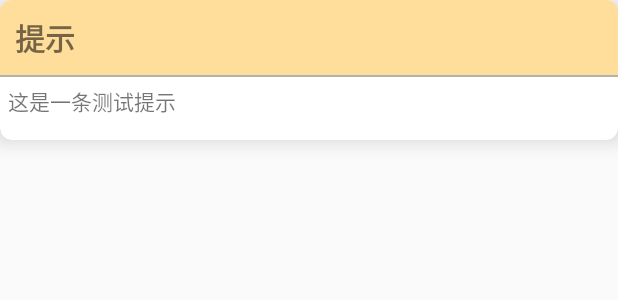
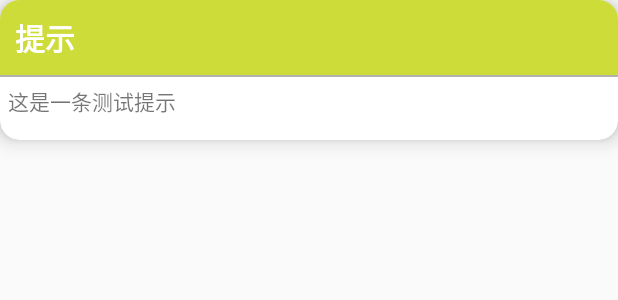
Before and after one commit to xzlyf/SimpleWeather, an Android app: the layout dialog_base.xml on its own in the app's theme, with its tools: preview values and no code run, on a phone screen of 412 x 824 dp. Shown: the top 300 px of the screen. Run offline under Robolectric (Android 15) with nearby library versions, the phone set to English and light mode, and no system bars.

Commit message:
新增重新加载功能

```diff
--- a/app/src/main/java/com/xz/simpleweather/entity/Local.java
+++ b/app/src/main/java/com/xz/simpleweather/entity/Local.java
@@ -9,6 +9,9 @@ public class Local {
     public static String WEATHER_URL = BASE_URL+ REQUEST_GET_WEATHER;
     public static String GET_USER_IP_URL = BASE_URL+ REQIEST_GET_USER_IP;
 
+    public static boolean isloading = false;//是否加载完成
+
+
     public static class self{
         public static String ip;//访问者的ip地址
         public static String province;//省份
--- a/app/src/main/java/com/xz/simpleweather/ui/MainActivity/view/IView.java
+++ b/app/src/main/java/com/xz/simpleweather/ui/MainActivity/view/IView.java
@@ -5,7 +5,7 @@ import com.xz.simpleweather.entity.WeatherData;
 public interface IView {
     void sToast(String msg);
     void cleanAll();
-    void setDataToView(WeatherData weatherData);
+    void showRetryTips();
     void startLoginning();
     void stopLoginning();
 }
--- a/app/src/main/res/layout/dialog_base.xml
+++ b/app/src/main/res/layout/dialog_base.xml
@@ -4,8 +4,11 @@
     android:layout_height="wrap_content"
     xmlns:app="http://schemas.android.com/apk/res-auto"
     android:orientation="vertical"
-    app:cardCornerRadius="8dp"
+    app:cardCornerRadius="13dp"
     app:cardElevation="8dp">
+    <RelativeLayout
+        android:layout_width="wrap_content"
+        android:layout_height="wrap_content">
 
     <LinearLayout
         android:layout_width="match_parent"
@@ -18,9 +21,10 @@
             android:layout_height="match_parent"
             android:padding="10dp"
             android:text="提示"
+            android:textColor="@color/white"
             android:textSize="20sp"
             android:textStyle="bold"
-            android:background="#ffdd9a"/>
+            android:background="@color/accent"/>
 
         <View
             android:layout_width="match_parent"
@@ -34,5 +38,16 @@
             android:layout_margin="5dp"
             android:paddingBottom="10dp"
             android:text="这是一条测试提示" />
+
     </LinearLayout>
+    <ProgressBar
+        android:visibility="gone"
+        android:id="@+id/progress_bar"
+        android:layout_alignParentEnd="true"
+        android:layout_width="wrap_content"
+        android:layout_height="wrap_content"
+        android:indeterminateTint="@color/white"
+        />
+    </RelativeLayout>
+
 </android.support.v7.widget.CardView>
--- a/app/src/main/res/values/colors.xml
+++ b/app/src/main/res/values/colors.xml
@@ -10,4 +10,6 @@
     <color name="icons">#212121</color>
     <color name="divider">#BDBDBD</color>
     <color name="white">#ffffff</color>
+    <!--透明颜色-->
+    <color name="transparent">#00ffffff</color>
 </resources>
```
Also changed, not shown: app/src/main/AndroidManifest.xml (+7 -5 lines), app/src/main/java/com/xz/simpleweather/base/BaseActivity.java (+10 -3 lines), app/src/main/java/com/xz/simpleweather/base/BaseDialog.java (+43 -0 lines), app/src/main/java/com/xz/simpleweather/ui/MainActivity/MainActivity.java (+34 -10 lines), app/src/main/java/com/xz/simpleweather/ui/MainActivity/presenter/MainPresenter.java (+15 -3 lines), app/src/main/res/layout/activity_main.xml (+7 -5 lines), app/src/main/res/values/styles.xml (+9 -0 lines).
